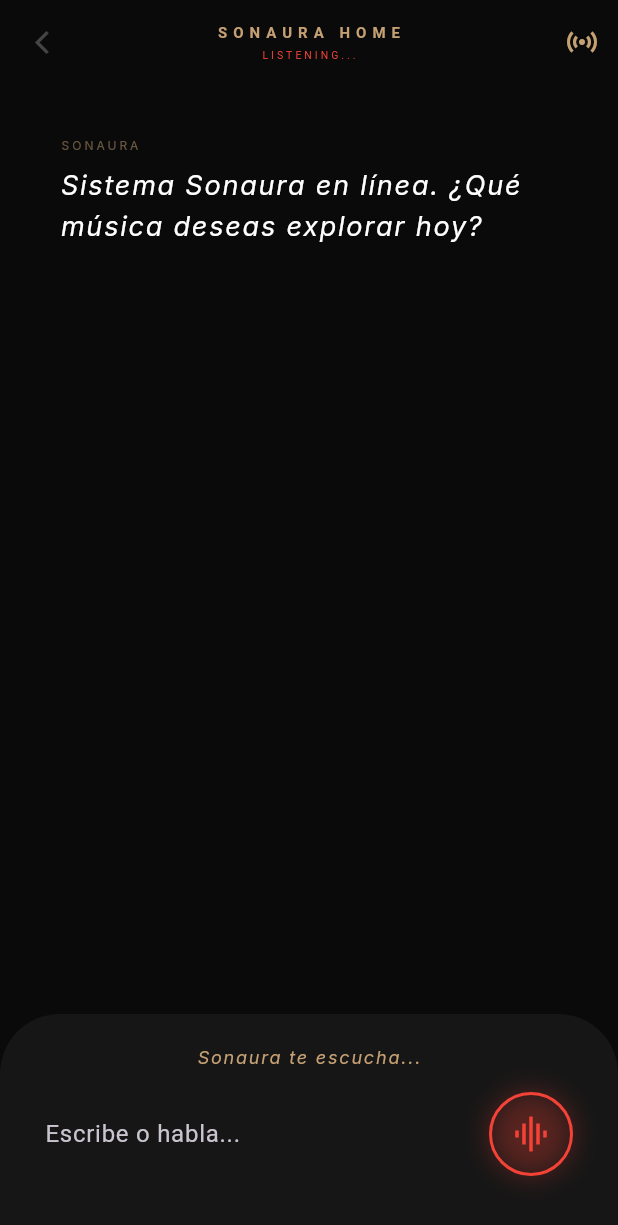
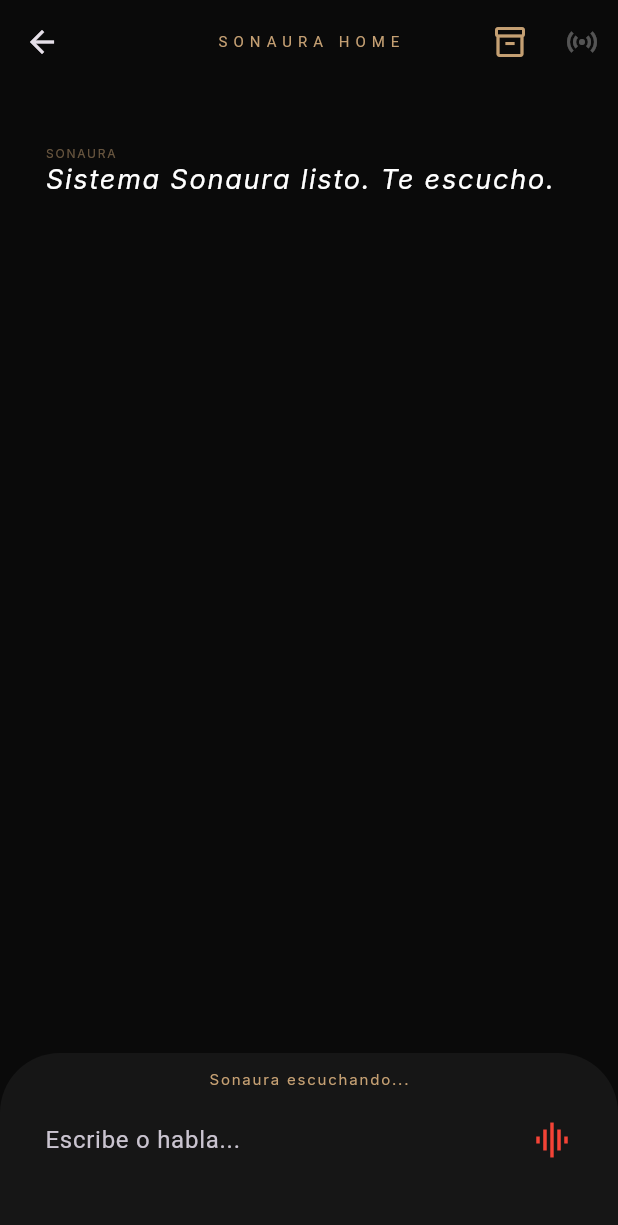
Before and after one commit to nikomezkiritz8/sonaura, a Flutter app: the ChatSonaura screen opened directly with empty values, on a phone screen of 412 x 824 dp. Shown: the top 1225 px of the screen. Run offline on Flutter 3.47's test engine with Material 3 defaults, Android fonts, the phone set to English and light mode, and no system bars; our stand-ins replace flutter_tts, google_fonts, just_audio, permission_handler, speech_to_text.

Commit message:
Sonaura: Mejora crítica de escucha y feedback visual en tiempo real

```diff
--- a/lib/ui/chat_screen.dart
+++ b/lib/ui/chat_screen.dart
@@ -10,16 +10,8 @@
 import 'library_screen.dart';
 
 class ChatSonaura extends StatefulWidget {
-  final String appId;
-  final String appSecret;
-  final String token;
-
-  const ChatSonaura({
-    super.key,
-    required this.appId,
-    required this.appSecret,
-    required this.token
-  });
+  final String appId; final String appSecret; final String token;
+  const ChatSonaura({super.key, required this.appId, required this.appSecret, required this.token});
 
   @override
   State<ChatSonaura> createState() => _ChatSonauraState();
@@ -32,7 +24,7 @@
   final VoiceService _voice = VoiceService();
   bool _isTyping = false;
   bool _isListening = false;
-  bool _autoListenEnabled = true; // Modo Google Home Activo
+  bool _autoListenEnabled = true;
 
   @override
   void initState() {
@@ -40,59 +32,39 @@
     _iniciarSonauraAutonoma();
   }
 
-  // --- LÓGICA DE INICIO AUTÓNOMO ---
   void _iniciarSonauraAutonoma() async {
     await _voice.init();
-    // Saludo inicial de cortesía
-    setState(() {
-      _messages.add({"role": "sonaura", "text": "Sistema Sonaura en línea. ¿Qué música deseas explorar hoy?"});
-    });
-    await _voice.hablar("Sistema Sonaura en línea. ¿Qué música deseas explorar hoy?");
-
-    // Abrimos el micro por primera vez automáticamente
+    _agregarMensajeSonaura("Sistema Sonaura listo. Te escucho.");
+    await _voice.hablar("Sistema Sonaura listo. Te escucho.");
     _activarEscuchaModoHome();
   }
 
-  // --- EL BUCLE DE ESCUCHA (GOOGLE HOME MODE) ---
-  void _activarEscuchaModoHome() async {
-    if (!mounted || _isTyping || _isListening) return;
-
+  void _activarEscuchaModoHome() {
+    if (!mounted || _isTyping || _voice.isListening || !_autoListenEnabled) return;
     setState(() => _isListening = true);
 
-    _voice.escuchar((res) {
-      if (res.isNotEmpty) {
-        setState(() {
-          _isListening = false;
-          _controller.text = res;
-        });
-        _procesarEntrada(res);
-        _controller.clear();
-      } else {
-        // Si hay silencio absoluto, reiniciamos el micro tras un breve delay
-        _reiniciarEscuchaTrasSilencio();
+    _voice.escuchar(
+      onResult: (texto) {
+        setState(() => _controller.text = texto); // Feedback visual en tiempo real
+      },
+      onComplete: () {
+        if (_controller.text.isNotEmpty) {
+          String finalMsg = _controller.text;
+          _controller.clear();
+          _procesarEntrada(finalMsg);
+        }
       }
-    });
-  }
-
-  void _reiniciarEscuchaTrasSilencio() async {
-    await Future.delayed(const Duration(seconds: 1));
-    if (_autoListenEnabled && !_isListening && !_isTyping) {
-      _activarEscuchaModoHome();
-    }
+    );
   }
 
   void _procesarEntrada(String texto) async {
-    if (texto.isEmpty) return;
-
     setState(() {
       _messages.add({"role": "user", "text": texto});
       _isTyping = true;
       _isListening = false;
     });
 
-    // 1. Preguntar a la IA
     String response = await _ai.preguntar(texto);
-
     if (!mounted) return;
 
     setState(() {
@@ -100,178 +72,85 @@
       _isTyping = false;
     });
 
-    // 2. Sonaura habla (TTS)
-    String textoParaHablar = response.replaceAll(RegExp(r'\[.*?\]'), '').trim();
-    await _voice.hablar(textoParaHablar);
+    await _voice.hablar(response);
+    _verificarComandos(response, texto);
 
-    // 3. Ejecutar comandos de Qobuz/Biblioteca
-    _analizarComandosIA(response, texto);
-
-    // 4. VOLVER A ESCUCHAR AUTOMÁTICAMENTE (Bucle Google Home)
     if (_autoListenEnabled) {
-      // Esperamos un momento para que el eco de los altavoces no interfiera
-      Future.delayed(const Duration(milliseconds: 800), () {
-        _activarEscuchaModoHome();
-      });
+      Future.delayed(const Duration(milliseconds: 500), () => _activarEscuchaModoHome());
     }
   }
 
-  void _analizarComandosIA(String response, String originalText) {
+  void _verificarComandos(String response, String promptOriginal) {
     if (response.contains("[SEARCH_ALBUM:")) {
-      String query = response.split("[SEARCH_ALBUM:")[1].split("]")[0].trim();
-      _ejecutarBusquedaMusical(query, isAlbum: true);
+      String q = response.split("[SEARCH_ALBUM:")[1].split("]")[0].trim();
+      _buscar(q, true);
     } else if (response.contains("[SEARCH_TRACK:")) {
-      String query = response.split("[SEARCH_TRACK:")[1].split("]")[0].trim();
-      _ejecutarBusquedaMusical(query, isAlbum: false);
-    } else if (originalText.toLowerCase().contains("biblioteca") || originalText.toLowerCase().contains("mi música")) {
-      _irABibliotecaLocal();
+      String q = response.split("[SEARCH_TRACK:")[1].split("]")[0].trim();
+      _buscar(q, false);
+    } else if (promptOriginal.toLowerCase().contains("biblioteca")) {
+      Navigator.push(context, MaterialPageRoute(builder: (c) => LibraryScreen(appId: widget.appId, appSecret: widget.appSecret, token: widget.token)));
     }
   }
 
-  void _irABibliotecaLocal() {
-    Navigator.push(context, MaterialPageRoute(builder: (context) => LibraryScreen(
-      appId: widget.appId, appSecret: widget.appSecret, token: widget.token,
-    )));
+  void _buscar(String q, bool isAlbum) async {
+    final qobuz = QobuzService(appId: widget.appId, appSecret: widget.appSecret, userAuthToken: widget.token);
+    if (isAlbum) {
+      var res = await qobuz.searchAlbums(q);
+      if (res.isNotEmpty) Navigator.push(context, MaterialPageRoute(builder: (c) => AlbumResultsScreen(albums: res, appId: widget.appId, appSecret: widget.appSecret, token: widget.token)));
+    } else {
+      var res = await qobuz.search(q);
+      if (res.isNotEmpty) Navigator.push(context, MaterialPageRoute(builder: (c) => SearchResultsScreen(tracks: res, appId: widget.appId, appSecret: widget.appSecret, token: widget.token)));
+    }
   }
 
-  void _ejecutarBusquedaMusical(String queryRaw, {required bool isAlbum}) async {
-    String query = queryRaw.replaceAll(RegExp(r'(busca|pon|reproduce|play|album)', caseSensitive: false), '').trim();
-    final qobuz = QobuzService(appId: widget.appId, appSecret: widget.appSecret, userAuthToken: widget.token);
-
-    try {
-      if (isAlbum) {
-        List<SonauraAlbum> albums = await qobuz.searchAlbums(query);
-        if (albums.isNotEmpty && mounted) {
-          Navigator.push(context, MaterialPageRoute(builder: (context) => AlbumResultsScreen(
-            albums: albums, appId: widget.appId, appSecret: widget.appSecret, token: widget.token,
-          )));
-        }
-      } else {
-        List<SonauraTrack> resultados = await qobuz.search(query);
-        if (resultados.isNotEmpty && mounted) {
-          Navigator.push(context, MaterialPageRoute(builder: (context) => SearchResultsScreen(
-            tracks: resultados, appId: widget.appId, appSecret: widget.appSecret, token: widget.token,
-          )));
-        }
-      }
-    } catch (e) { debugPrint("Error: $e"); }
-  }
+  void _agregarMensajeSonaura(String t) => setState(() => _messages.add({"role": "sonaura", "text": t}));
 
   @override
   Widget build(BuildContext context) {
     return Scaffold(
       backgroundColor: SonauraColors.background,
       appBar: AppBar(
-        backgroundColor: Colors.transparent,
-        elevation: 0,
-        leading: IconButton(
-          icon: const Icon(Icons.arrow_back_ios_new, size: 18, color: Colors.white24),
-          onPressed: () {
-            setState(() => _autoListenEnabled = false); // Apagamos el bucle al salir
-            Navigator.pop(context);
-          },
-        ),
-        title: Column(
-          children: [
-            const Text("SONAURA HOME",
-                style: TextStyle(fontSize: 10, letterSpacing: 4, color: SonauraColors.accentGold, fontWeight: FontWeight.bold)),
-            const SizedBox(height: 4),
-            Text(_isListening ? "LISTENING..." : "AWAITING COMMAND",
-                style: TextStyle(fontSize: 7, color: _isListening ? Colors.red : Colors.white.withOpacity(0.2), letterSpacing: 2)),
-          ],
-        ),
+        backgroundColor: Colors.transparent, elevation: 0,
+        title: const Text("SONAURA HOME", style: TextStyle(fontSize: 10, letterSpacing: 4, color: SonauraColors.accentGold)),
         centerTitle: true,
         actions: [
-          IconButton(
-            icon: Icon(_autoListenEnabled ? Icons.sensors : Icons.sensors_off,
-                color: _autoListenEnabled ? SonauraColors.accentGold : Colors.white10),
-            onPressed: () => setState(() => _autoListenEnabled = !_autoListenEnabled),
-          ),
+          IconButton(icon: Icon(Icons.inventory_2_outlined, color: SonauraColors.accentGold), onPressed: () => Navigator.push(context, MaterialPageRoute(builder: (c) => LibraryScreen(appId: widget.appId, appSecret: widget.appSecret, token: widget.token)))),
+          IconButton(icon: Icon(_autoListenEnabled ? Icons.sensors : Icons.sensors_off, color: _autoListenEnabled ? Colors.white30 : Colors.red), onPressed: () => setState(() => _autoListenEnabled = !_autoListenEnabled)),
         ],
       ),
       body: Column(
         children: [
           Expanded(
             child: ListView.builder(
-              padding: const EdgeInsets.symmetric(horizontal: 40, vertical: 20),
+              padding: const EdgeInsets.all(30),
               itemCount: _messages.length,
               itemBuilder: (context, index) {
                 final m = _messages[index];
                 bool isUser = m["role"] == "user";
                 return Padding(
-                  padding: const EdgeInsets.symmetric(vertical: 15),
+                  padding: const EdgeInsets.symmetric(vertical: 10),
                   child: Column(
                     crossAxisAlignment: isUser ? CrossAxisAlignment.end : CrossAxisAlignment.start,
                     children: [
-                      Text(isUser ? "YOU" : "SONAURA",
-                          style: TextStyle(fontSize: 8, color: SonauraColors.accentGold.withOpacity(0.5), letterSpacing: 2)),
-                      const SizedBox(height: 8),
-                      Text(
-                        m["text"]!.replaceAll(RegExp(r'\[.*?\]'), '').trim(),
-                        style: TextStyle(
-                          fontSize: 18,
-                          height: 1.5,
-                          fontWeight: isUser ? FontWeight.w300 : FontWeight.w400,
-                          color: isUser ? Colors.white70 : Colors.white,
-                          fontStyle: isUser ? FontStyle.normal : FontStyle.italic,
-                        )
-                      ),
+                      Text(isUser ? "TÚ" : "SONAURA", style: TextStyle(fontSize: 8, color: SonauraColors.accentGold.withOpacity(0.5))),
+                      Text(m["text"]!.replaceAll(RegExp(r'\[.*?\]'), '').trim(), style: TextStyle(fontSize: 18, color: isUser ? Colors.white70 : Colors.white, fontStyle: isUser ? FontStyle.normal : FontStyle.italic)),
                     ],
                   ),
                 );
               },
             ),
           ),
-
-          if (_isTyping)
-            const Padding(
-              padding: EdgeInsets.symmetric(horizontal: 100, vertical: 10),
-              child: LinearProgressIndicator(color: SonauraColors.accentGold, backgroundColor: Colors.transparent, minHeight: 1),
-            ),
-
-          // --- BARRA DE ESTADO DE ESCUCHA ---
+          if (_isTyping) const LinearProgressIndicator(color: SonauraColors.accentGold, backgroundColor: Colors.transparent),
           Container(
-            padding: const EdgeInsets.only(left: 30, right: 30, bottom: 40, top: 20),
-            decoration: const BoxDecoration(
-              color: SonauraColors.surface,
-              borderRadius: BorderRadius.vertical(top: Radius.circular(40)),
-            ),
+            padding: const EdgeInsets.fromLTRB(30, 10, 30, 40),
+            decoration: const BoxDecoration(color: SonauraColors.surface, borderRadius: BorderRadius.vertical(top: Radius.circular(40))),
             child: Column(
               children: [
-                if (_isListening)
-                  const Padding(
-                    padding: EdgeInsets.only(bottom: 15),
-                    child: Text("Sonaura te escucha...", style: TextStyle(color: SonauraColors.accentGold, fontSize: 12, fontStyle: FontStyle.italic)),
-                  ),
+                if (_isListening) const Padding(padding: EdgeInsets.only(bottom: 10), child: Text("Sonaura escuchando...", style: TextStyle(color: SonauraColors.accentGold, fontSize: 10))),
                 Row(
                   children: [
-                    Expanded(
-                      child: TextField(
-                        controller: _controller,
-                        style: const TextStyle(color: Colors.white, fontSize: 16),
-                        decoration: const InputDecoration(hintText: "Escribe o habla...", border: InputBorder.none),
-                        onSubmitted: (val) { _procesarEntrada(val); _controller.clear(); },
-                      ),
-                    ),
-
-                    // BOTÓN VISUAL DEL MODO HOME
-                    AnimatedContainer(
-                      duration: const Duration(milliseconds: 300),
-                      padding: const EdgeInsets.all(12),
-                      decoration: BoxDecoration(
-                        shape: BoxShape.circle,
-                        border: Border.all(
-                          color: _isListening ? Colors.red : SonauraColors.accentGold.withOpacity(0.2),
-                          width: 2,
-                        ),
-                        boxShadow: _isListening ? [BoxShadow(color: Colors.red.withOpacity(0.3), blurRadius: 15)] : [],
-                      ),
-                      child: Icon(
-                        _isListening ? Icons.graphic_eq : Icons.mic_none,
-                        color: _isListening ? Colors.red : SonauraColors.accentGold,
-                        size: 28
-                      ),
-                    ),
+                    Expanded(child: TextField(controller: _controller, style: const TextStyle(color: Colors.white), decoration: const InputDecoration(hintText: "Escribe o habla...", border: InputBorder.none))),
+                    Icon(_isListening ? Icons.graphic_eq : Icons.mic_none, color: _isListening ? Colors.red : SonauraColors.accentGold, size: 28),
                   ],
                 ),
               ],
```
Also changed, not shown: lib/services/voice_service.dart (+11 -54 lines).
